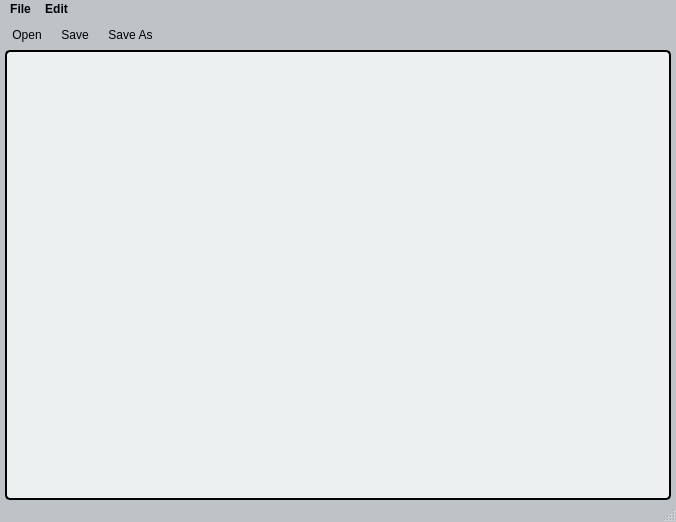
Qt form src/mainwindow.ui (Redgrxve/Simple-Notepad) before a commit.
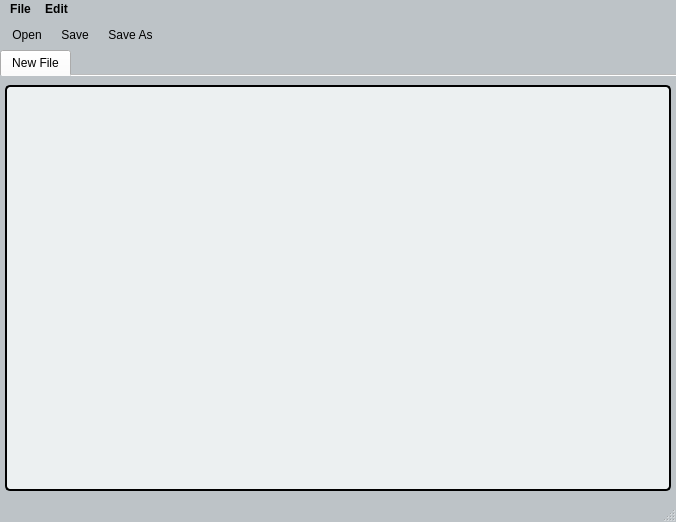
The same form after that commit. Icons and pictures are not drawn.

Commit message: added tab widget to ui and tab button widget

Diff of the .ui file:
```diff
--- a/src/mainwindow.ui
+++ b/src/mainwindow.ui
@@ -76,6 +76,34 @@
      <number>0</number>
     </property>
     <item row="0" column="0">
+     <widget class="QTabWidget" name="tabWidget">
+      <property name="currentIndex">
+       <number>0</number>
+      </property>
+      <property name="usesScrollButtons">
+       <bool>false</bool>
+      </property>
+      <property name="documentMode">
+       <bool>true</bool>
+      </property>
+      <property name="tabsClosable">
+       <bool>false</bool>
+      </property>
+      <property name="movable">
+       <bool>true</bool>
+      </property>
+      <widget class="QWidget" name="starterTab">
+       <attribute name="title">
+        <string>New File</string>
+       </attribute>
+       <layout class="QGridLayout" name="gridLayout_2">
+        <property name="leftMargin">
+         <number>0</number>
+        </property>
+        <property name="rightMargin">
+         <number>0</number>
+        </property>
+        <item row="0" column="0">
      <widget class="QTextEdit" name="textEdit">
       <property name="sizePolicy">
        <sizepolicy hsizetype="Expanding" vsizetype="Expanding">
@@ -89,6 +117,10 @@
       <property name="styleSheet">
        <string notr="true"/>
       </property>
+         </widget>
+        </item>
+       </layout>
+      </widget>
      </widget>
     </item>
    </layout>
```
Lines whose indentation alone changed are shown as unchanged. The commit also changes 8 other files.
